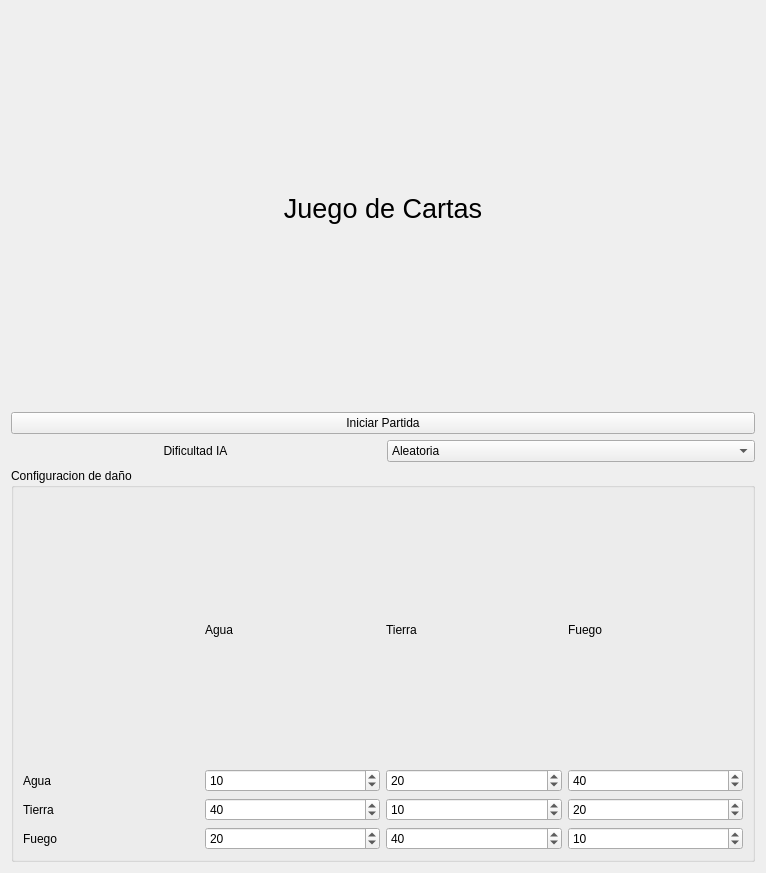
Old version of the form menuprincipal.ui in the repository gaabi-26/tp1-poo-juego.
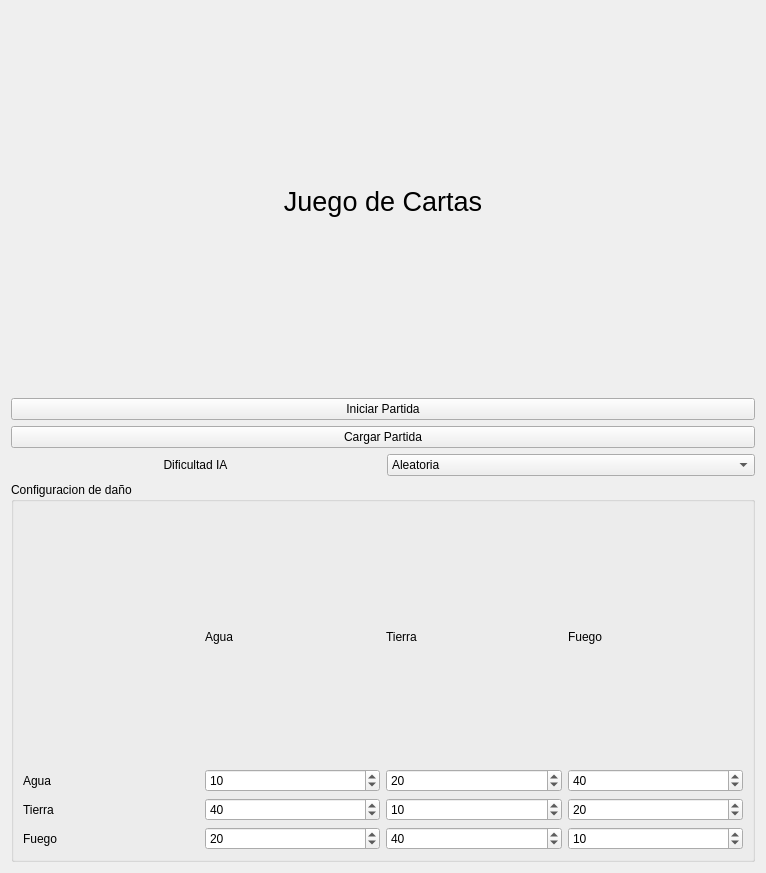
New version of the form.

Commit message: Manejo de archivos: config.txt y persistencia de partidas

```diff
--- a/menuprincipal.ui
+++ b/menuprincipal.ui
@@ -15,7 +15,7 @@
   </property>
   <layout class="QVBoxLayout" name="verticalLayout_2">
    <item>
-    <layout class="QVBoxLayout" name="verticalLayout" stretch="0,0,0,0">
+    <layout class="QVBoxLayout" name="verticalLayout" stretch="0,0,0,0,0">
      <property name="sizeConstraint">
       <enum>QLayout::SizeConstraint::SetDefaultConstraint</enum>
      </property>
@@ -47,6 +47,13 @@
        </property>
       </widget>
      </item>
+     <item>
+      <widget class="QPushButton" name="btnCargar">
+       <property name="text">
+        <string>Cargar Partida</string>
+       </property>
+      </widget>
+     </item>
      <item>
       <layout class="QHBoxLayout" name="horizontalLayout">
        <property name="spacing">
```
The commit also changes 32 other files.
